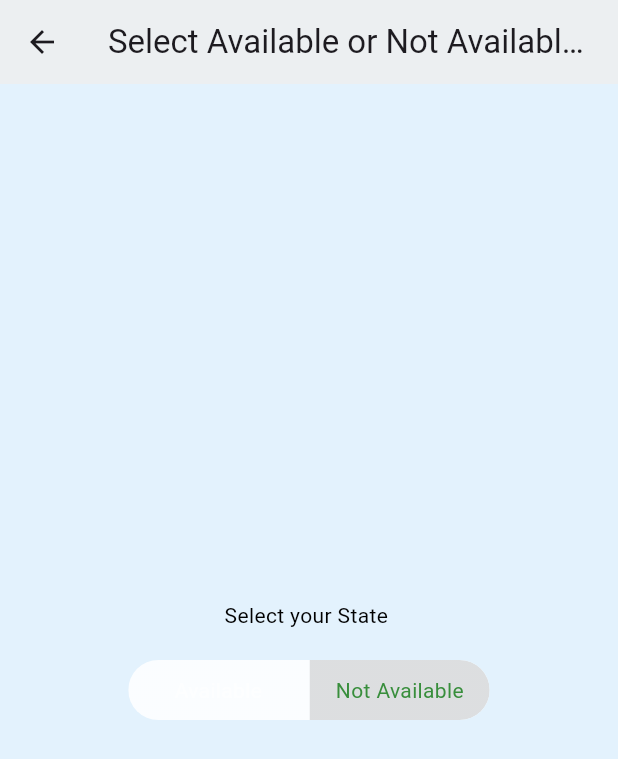
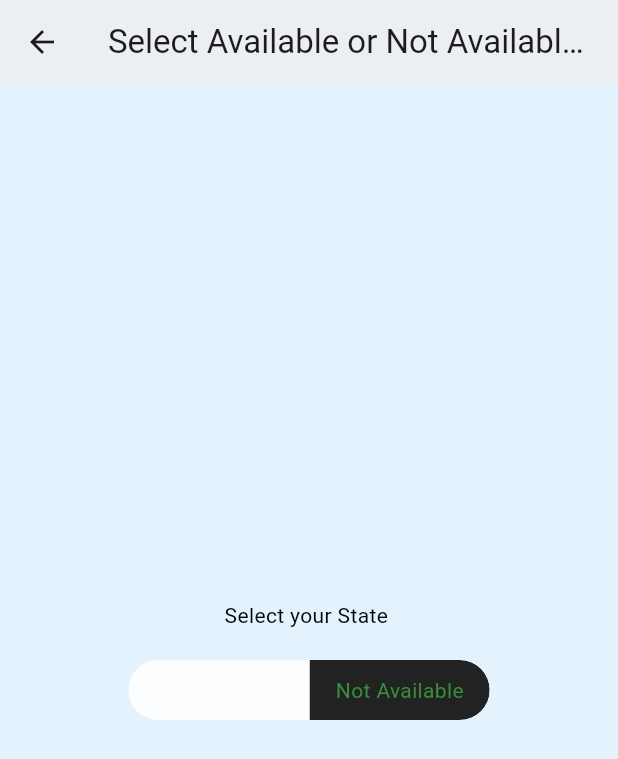
Before and after one commit to ErenySamir/Chat-Helper, a Flutter app: the Helper screen opened directly, on a phone screen of 412 x 824 dp. Shown: the top 759 px of the screen. Run offline on Flutter 3.47's test engine with Material 3 defaults, Android fonts, the phone set to English and light mode, and no system bars; drawn by our look-alikes of toggle_switch; our stand-ins replace cloud_firestore, file_picker, firebase_auth, firebase_core, get, google_sign_in and 2 more; missing offline and left inert: desktop_drop, zego_express_engine, zego_uikit_prebuilt_call, zego_zim, zego_zimkit; accounts and stored records are empty.

Commit message:
helperzego

```diff
--- a/lib/Pages/Helper/Helper.dart
+++ b/lib/Pages/Helper/Helper.dart
@@ -61,8 +61,8 @@ class HelperState extends State<Helper> {
               totalSwitches: 2,
               labels: ['Available', 'Not Available'],
               activeBgColors: [
-                [Colors.black12],
-                [Colors.black12]
+                [Colors.black87],
+                [Colors.black87]
               ],
               onToggle: (index) async {
                 setState(() {
--- a/lib/main.dart
+++ b/lib/main.dart
@@ -42,7 +42,7 @@ void main() async {
 
       GetMaterialApp(
         debugShowCheckedModeBanner: false,
-        home:LoginTest(),
+        home:ZegoChat(),
       )
   );
 }
```
Also changed, not shown: lib/Pages/Chats/ZegoChat.dart (+12 -7 lines), 2 other files.
